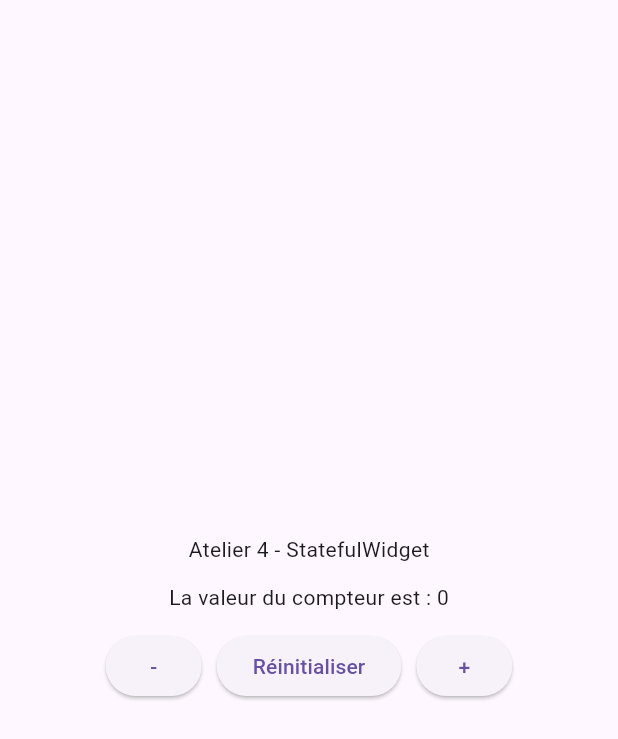
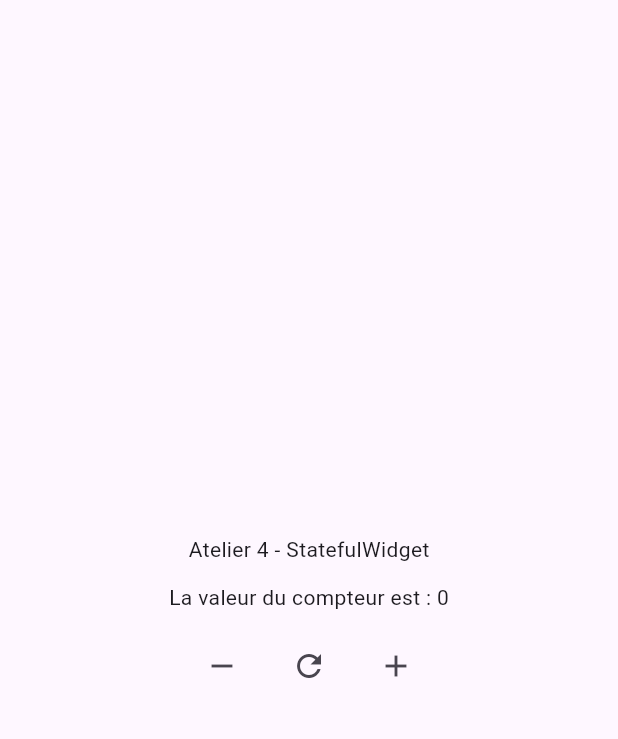
Before and after one commit to daniella-diwa/flutter_app_stateful, a Flutter app: the screen it shows after launch, on a phone screen of 412 x 824 dp. Shown: the top 739 px of the screen. Run offline on Flutter 3.47's test engine with Material 3 defaults, Android fonts, the phone set to English and light mode, and no system bars.

Commit message:
Replace control buttons with IconButton (v1.3)

```diff
--- a/lib/main.dart
+++ b/lib/main.dart
@@ -28,31 +28,31 @@ class _MyWidgetState extends State<MyWidget> {
               Row(
                 mainAxisAlignment: MainAxisAlignment.center,
                 children: [
-                  ElevatedButton(
+                  IconButton(
                     onPressed: () {
                       setState(() {
                         compteur--;
                       });
                     },
-                    child: Text("-"),
+                    icon: Icon(Icons.remove),
                   ),
                   SizedBox(width: 10),
-                  ElevatedButton(
+                  IconButton(
                     onPressed: () {
                       setState(() {
                         compteur = 0;
                       });
                     },
-                    child: Text("Réinitialiser"),
+                    icon: Icon(Icons.refresh),
                   ),
                   SizedBox(width: 10),
-                  ElevatedButton(
+                  IconButton(
                     onPressed: () {
                       setState(() {
                         compteur++;
                       });
                     },
-                    child: Text("+"),
+                    icon: Icon(Icons.add),
                   ),
                 ],
               ),
```
